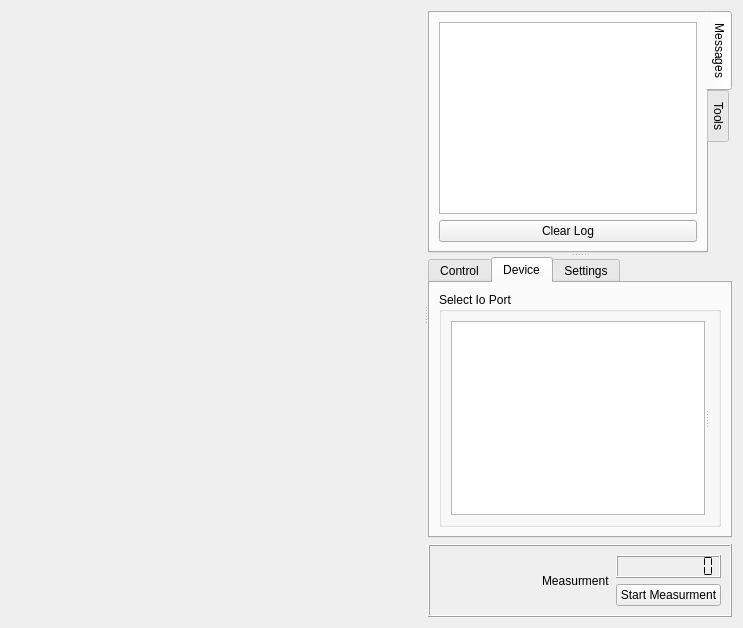
This is src/plugins/fra_plugin/qfra_frame_work_view.ui in samiavasil/temporary as Qt 5 draws it before an edit. The edited form follows.
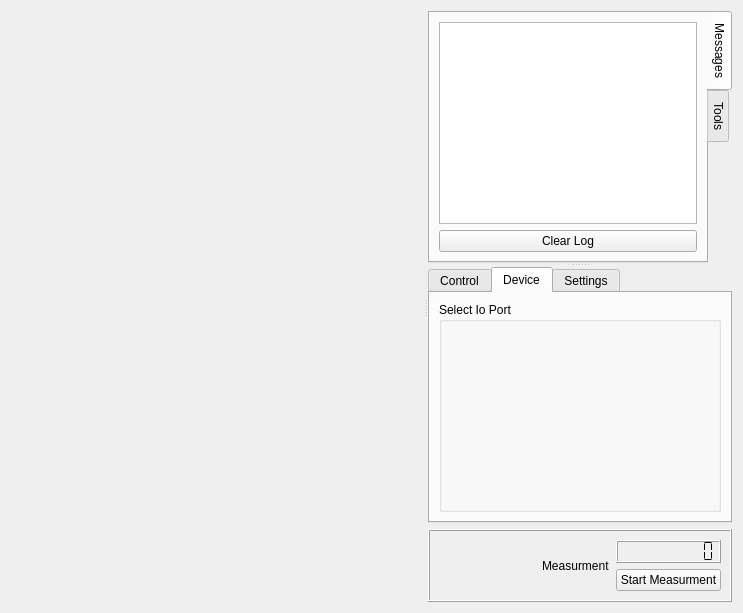
This is the edited form. The open tabs and pages were chosen to show the change. Icons and pictures are not drawn.

The edit to the form file:
```diff
--- a/src/plugins/fra_plugin/qfra_frame_work_view.ui
+++ b/src/plugins/fra_plugin/qfra_frame_work_view.ui
@@ -534,8 +534,7 @@
                   <property name="orientation">
                    <enum>Qt::Horizontal</enum>
                   </property>
-                  <widget class="QListWidget" name="listWidget"/>
-                  <widget class="QWidget" name="">
+                  <widget class="QWidget" name="layoutWidget">
                    <layout class="QVBoxLayout" name="PortIoConfig">
                     <property name="spacing">
                      <number>6</number>
```
Left out of the diff: 2 changed lines with no effect on the pictures.
